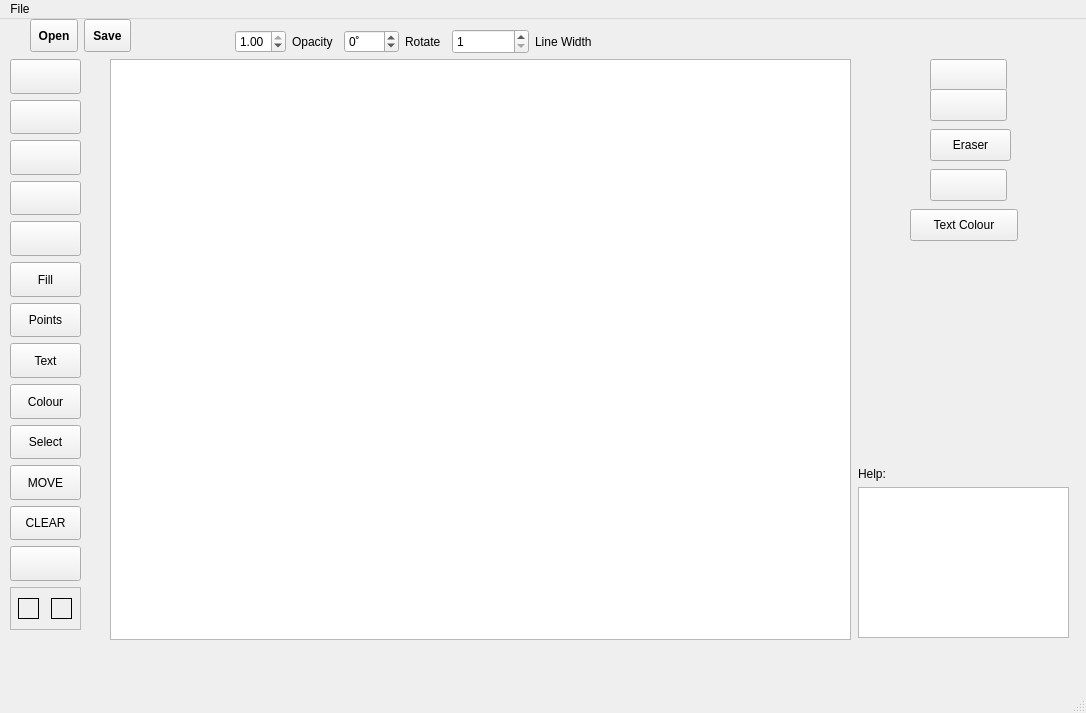
First picture: the form in NewPaint2 2/mainwindow.ui, repository siarheidarhel/Figuratics, before the edit.
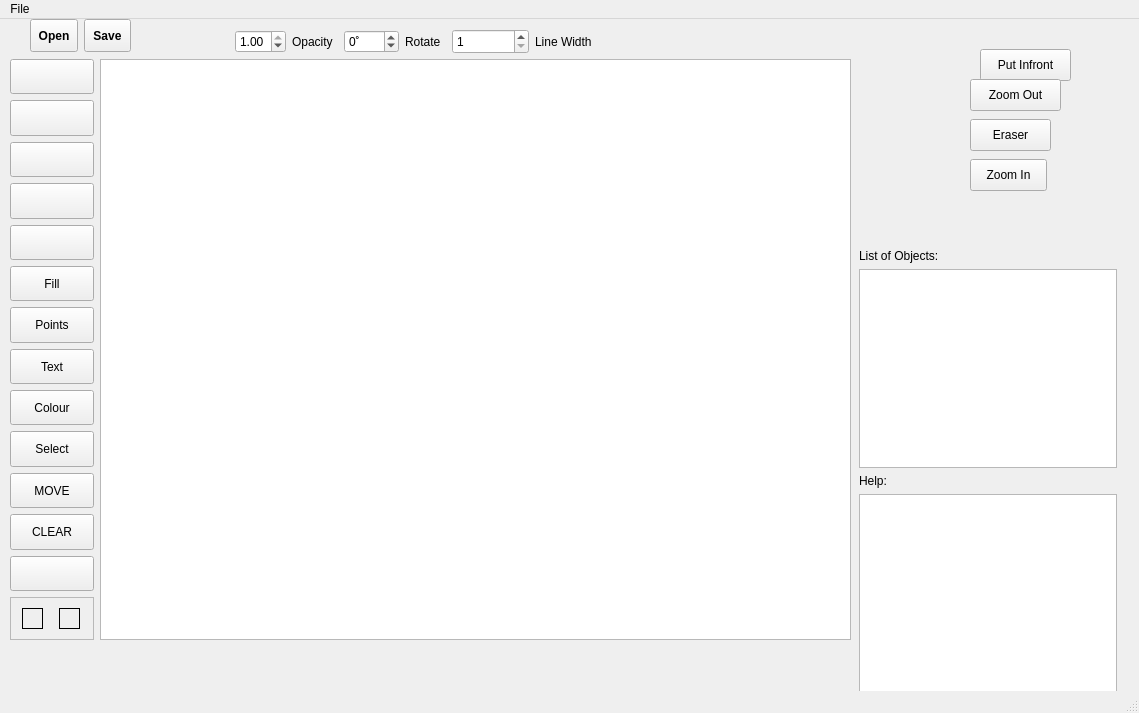
Second picture: the form after the edit. Icons and pictures are not drawn.

Commit message:
added List of Items to UI
Now you can select items thru this list

What changed in the file:
```diff
--- a/NewPaint2 2/mainwindow.ui
+++ b/NewPaint2 2/mainwindow.ui
@@ -6,7 +6,7 @@
    <rect>
     <x>0</x>
     <y>0</y>
-    <width>1086</width>
+    <width>1139</width>
     <height>713</height>
    </rect>
   </property>
@@ -23,9 +23,9 @@
    <widget class="QGraphicsView" name="graphicsView">
     <property name="geometry">
      <rect>
-      <x>110</x>
+      <x>100</x>
       <y>40</y>
-      <width>741</width>
+      <width>751</width>
       <height>581</height>
      </rect>
     </property>
@@ -255,8 +255,8 @@
      <rect>
       <x>10</x>
       <y>40</y>
-      <width>71</width>
-      <height>571</height>
+      <width>84</width>
+      <height>581</height>
      </rect>
     </property>
     <layout class="QGridLayout" name="gridLayout">
@@ -363,7 +363,7 @@
      <item row="9" column="0">
       <widget class="QPushButton" name="selectButton">
        <property name="sizePolicy">
-        <sizepolicy hsizetype="Fixed" vsizetype="Expanding">
+        <sizepolicy hsizetype="Expanding" vsizetype="Expanding">
          <horstretch>0</horstretch>
          <verstretch>0</verstretch>
         </sizepolicy>
@@ -625,30 +625,11 @@
      </item>
     </layout>
    </widget>
-   <widget class="QPushButton" name="textColour">
-    <property name="geometry">
-     <rect>
-      <x>910</x>
-      <y>190</y>
-      <width>108</width>
-      <height>32</height>
-     </rect>
-    </property>
-    <property name="sizePolicy">
-     <sizepolicy hsizetype="Expanding" vsizetype="Expanding">
-      <horstretch>0</horstretch>
-      <verstretch>0</verstretch>
-     </sizepolicy>
-    </property>
-    <property name="text">
-     <string>Text Colour</string>
-    </property>
-   </widget>
    <widget class="QPushButton" name="textButton_6">
     <property name="geometry">
      <rect>
-      <x>930</x>
-      <y>150</y>
+      <x>970</x>
+      <y>140</y>
       <width>77</width>
       <height>32</height>
      </rect>
@@ -660,15 +641,15 @@
      </sizepolicy>
     </property>
     <property name="text">
-     <string/>
+     <string>Zoom In</string>
     </property>
    </widget>
    <widget class="QPushButton" name="textButton_3">
     <property name="geometry">
      <rect>
-      <x>930</x>
-      <y>40</y>
-      <width>77</width>
+      <x>980</x>
+      <y>30</y>
+      <width>91</width>
       <height>32</height>
      </rect>
     </property>
@@ -679,15 +660,15 @@
      </sizepolicy>
     </property>
     <property name="text">
-     <string/>
+     <string>Put Infront</string>
     </property>
    </widget>
    <widget class="QPushButton" name="textButton_4">
     <property name="geometry">
      <rect>
-      <x>930</x>
-      <y>70</y>
-      <width>77</width>
+      <x>970</x>
+      <y>60</y>
+      <width>91</width>
       <height>32</height>
      </rect>
     </property>
@@ -698,14 +679,14 @@
      </sizepolicy>
     </property>
     <property name="text">
-     <string/>
+     <string>Zoom Out</string>
     </property>
    </widget>
    <widget class="QPushButton" name="eraseButton">
     <property name="geometry">
      <rect>
-      <x>930</x>
-      <y>110</y>
+      <x>970</x>
+      <y>100</y>
       <width>81</width>
       <height>32</height>
      </rect>
@@ -723,16 +704,39 @@
      <string>E</string>
     </property>
    </widget>
-   <widget class="QWidget" name="layoutWidget">
+   <widget class="QWidget" name="">
     <property name="geometry">
      <rect>
-      <x>858</x>
-      <y>448</y>
-      <width>211</width>
-      <height>171</height>
+      <x>859</x>
+      <y>230</y>
+      <width>258</width>
+      <height>444</height>
      </rect>
     </property>
     <layout class="QVBoxLayout" name="verticalLayout">
+     <item>
+      <widget class="QLabel" name="helpLabel_2">
+       <property name="toolTip">
+        <string>Some helpfull tips</string>
+       </property>
+       <property name="text">
+        <string>List of Objects:</string>
+       </property>
+       <property name="textInteractionFlags">
+        <set>Qt::NoTextInteraction</set>
+       </property>
+      </widget>
+     </item>
+     <item>
+      <widget class="QListWidget" name="listWiItemsShow">
+       <property name="viewMode">
+        <enum>QListView::ListMode</enum>
+       </property>
+       <property name="modelColumn">
+        <number>0</number>
+       </property>
+      </widget>
+     </item>
      <item>
       <widget class="QLabel" name="helpLabel">
        <property name="toolTip">
@@ -774,7 +778,7 @@
     <rect>
      <x>0</x>
      <y>0</y>
-     <width>1086</width>
+     <width>1139</width>
      <height>24</height>
     </rect>
    </property>
```
Left out of the diff: 3 changed lines with no effect on the pictures. The commit also changes 5 other files.
